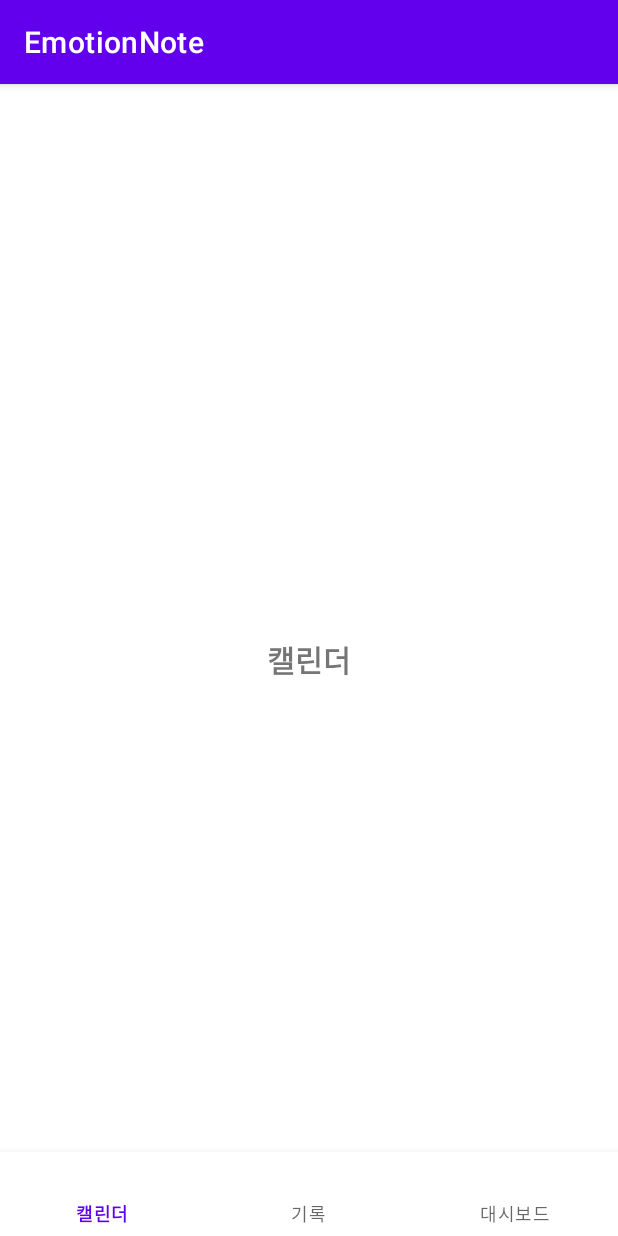
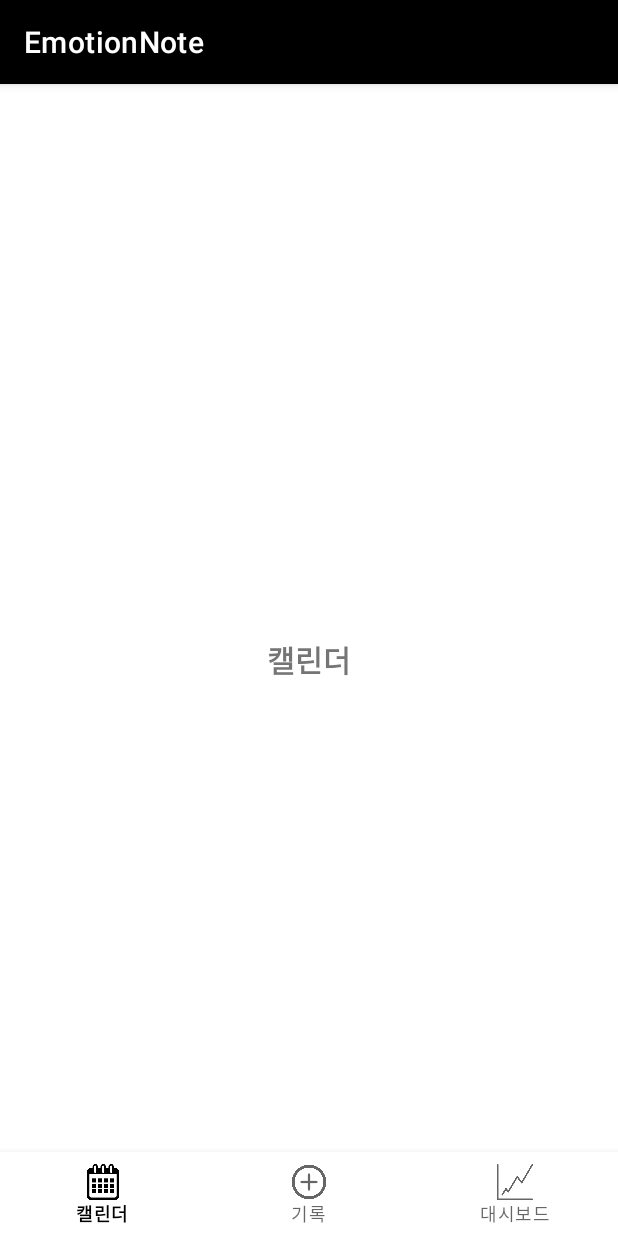
Before and after one commit to SongJemin/DayMoji-Android, an Android app: the screen it shows after launch (MainActivity), on a phone screen of 412 x 824 dp. Run offline under Robolectric (Android 15) with nearby library versions, the phone set to English and light mode, and no system bars; our stand-ins replace Dagger/Hilt's generated code, RxJava, data binding.

Commit message:
[추가] 캘린더, 기록, 대시보드 탭 이미지

```diff
--- a/presentation/src/main/res/menu/menu.xml
+++ b/presentation/src/main/res/menu/menu.xml
@@ -6,15 +6,18 @@
         android:id="@+id/item_calendar_menu"
         app:showAsAction="ifRoom"
         android:enabled="true"
+        android:icon="@drawable/tab_calendar_record_icon"
         android:title="캘린더"/>
     <item
         android:id="@+id/item_record_menu"
         app:showAsAction="ifRoom"
         android:enabled="true"
+        android:icon="@drawable/tab_record_plus_icon"
         android:title="기록"/>
     <item
         android:id="@+id/item_dashboard_menu"
         app:showAsAction="ifRoom"
         android:enabled="true"
+        android:icon="@drawable/tab_dashboard_record_icon"
         android:title="대시보드"/>
 </menu>
--- a/presentation/src/main/res/values/colors.xml
+++ b/presentation/src/main/res/values/colors.xml
@@ -6,5 +6,6 @@
     <color name="teal_200">#FF03DAC5</color>
     <color name="teal_700">#FF018786</color>
     <color name="black">#FF000000</color>
+    <color name="gray">#777B7E</color>
     <color name="white">#FFFFFFFF</color>
 </resources>
--- a/presentation/src/main/res/values/themes.xml
+++ b/presentation/src/main/res/values/themes.xml
@@ -2,15 +2,15 @@
     <!-- Base application theme. -->
     <style name="Theme.EmotionNote" parent="Theme.MaterialComponents.DayNight.DarkActionBar">
         <!-- Primary brand color. -->
-        <item name="colorPrimary">@color/purple_500</item>
-        <item name="colorPrimaryVariant">@color/purple_700</item>
+        <item name="colorPrimary">@color/black</item>
+        <item name="colorPrimaryVariant">@color/gray</item>
         <item name="colorOnPrimary">@color/white</item>
         <!-- Secondary brand color. -->
         <item name="colorSecondary">@color/teal_200</item>
         <item name="colorSecondaryVariant">@color/teal_700</item>
         <item name="colorOnSecondary">@color/black</item>
         <!-- Status bar color. -->
-        <item name="android:statusBarColor">?attr/colorPrimaryVariant</item>
+        <item name="android:statusBarColor">#008ECC</item>
         <!-- Customize your theme here. -->
     </style>
 </resources>
```
Also changed, not shown: presentation/src/main/res/drawable/tab_calendar_record_icon.png (added), presentation/src/main/res/drawable/tab_dashboard_record_icon.png (added), presentation/src/main/res/drawable/tab_record_plus_icon.png (added).
